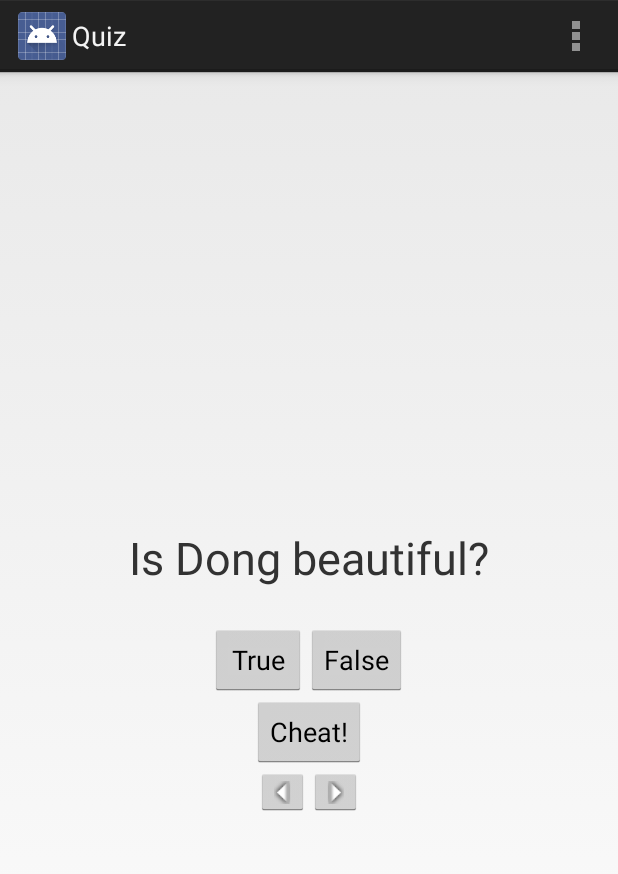
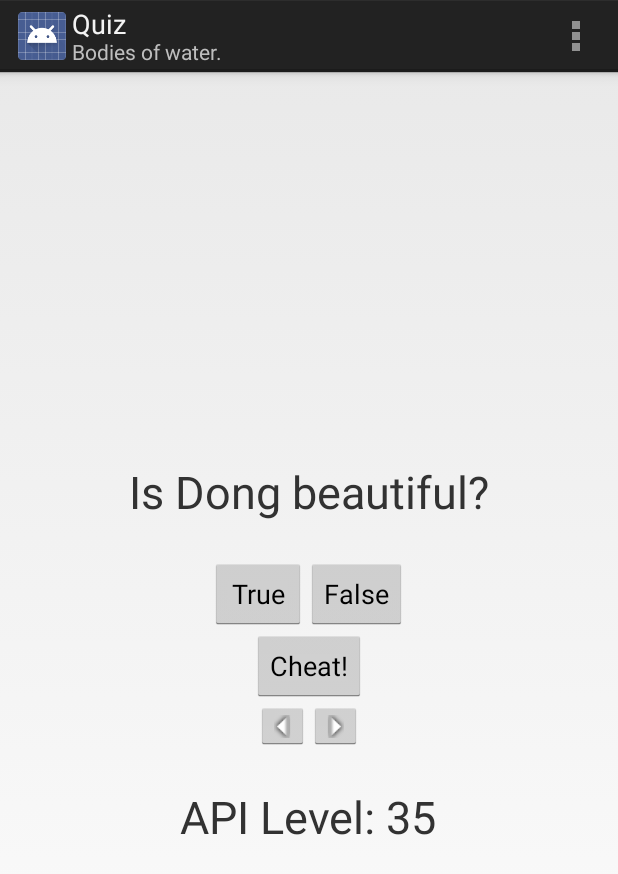
Before and after one commit to caihsiao/AndroidPlayground, an Android app: the screen it shows after launch (QuizActivity), on a phone screen of 412 x 824 dp. Shown: the top 874 px of the screen. Run offline under Robolectric (Android 15) with nearby library versions, the phone set to English and light mode, and no system bars.

Commit message:
add API level display

```diff
--- a/PhotoQuiz/app/src/main/java/com/example/caihsiao/photoquiz/QuizActivity.java
+++ b/PhotoQuiz/app/src/main/java/com/example/caihsiao/photoquiz/QuizActivity.java
@@ -1,7 +1,9 @@
 package com.example.caihsiao.photoquiz;
 
+import android.app.ActionBar;
 import android.app.Activity;
 import android.content.Intent;
+import android.os.Build;
 import android.os.Bundle;
 import android.util.Log;
 import android.view.Menu;
@@ -56,6 +58,13 @@ public class QuizActivity extends Activity {
           mCurrentIndex = savedInstanceState.getInt(KEY_INDEX);
           mIsCheater = savedInstanceState.getBoolean(IS_CHEATER);
         }
+
+        // Handle displaying API level.
+        TextView apiLevelView = (TextView)findViewById(R.id.api_level);
+        apiLevelView.setText("API Level: " + Build.VERSION.SDK_INT);
+
+        ActionBar actionBar = getActionBar();
+        actionBar.setSubtitle("Bodies of water.");
 
         Log.d(TAG, "on create start!");
 
--- a/PhotoQuiz/app/src/main/res/layout-land/activity_quiz.xml
+++ b/PhotoQuiz/app/src/main/res/layout-land/activity_quiz.xml
@@ -35,6 +35,16 @@
             android:layout_height="wrap_content"
             android:text="@string/cheat_button" />
 
+        <TextView
+            android:id="@+id/api_level"
+
+            android:layout_centerHorizontal="true"
+            android:layout_centerVertical="true"
+            android:textSize="30dp"
+            android:padding="24dp"
+            android:layout_width="wrap_content"
+            android:layout_height="wrap_content" />
+
     </LinearLayout>
 
 
--- a/PhotoQuiz/app/src/main/res/layout/activity_quiz.xml
+++ b/PhotoQuiz/app/src/main/res/layout/activity_quiz.xml
@@ -59,4 +59,14 @@
 
     </LinearLayout>
 
+    <TextView
+        android:id="@+id/api_level"
+
+        android:layout_centerHorizontal="true"
+        android:layout_centerVertical="true"
+        android:textSize="30dp"
+        android:padding="24dp"
+        android:layout_width="wrap_content"
+        android:layout_height="wrap_content" />
+
 </LinearLayout>
```
